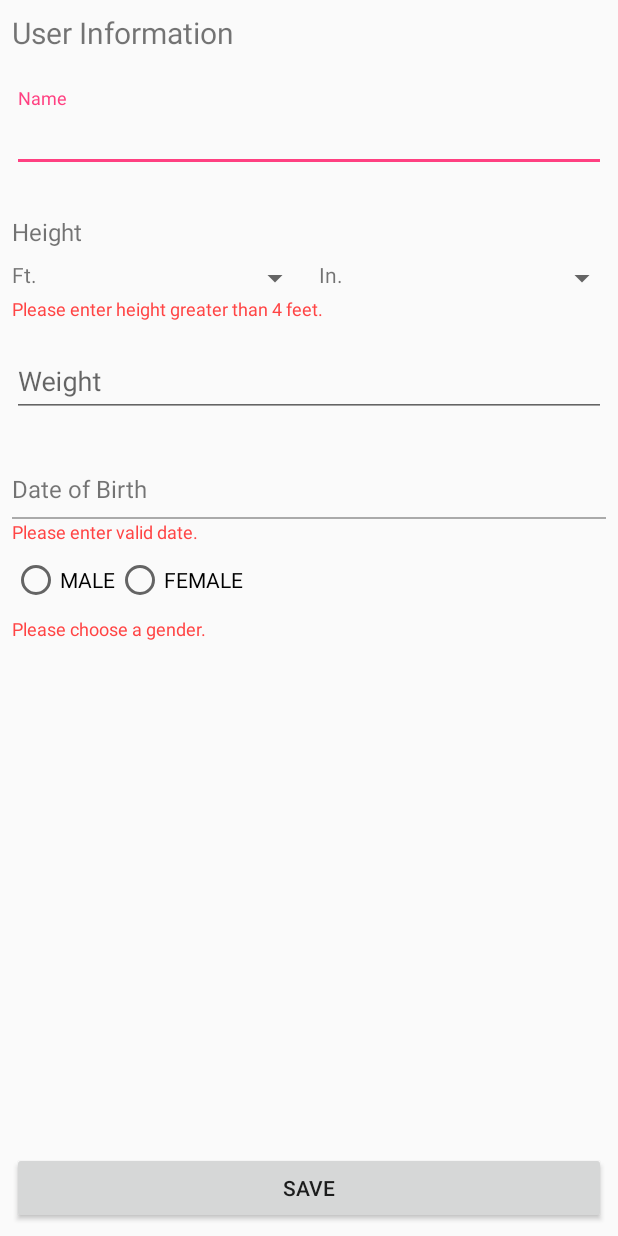
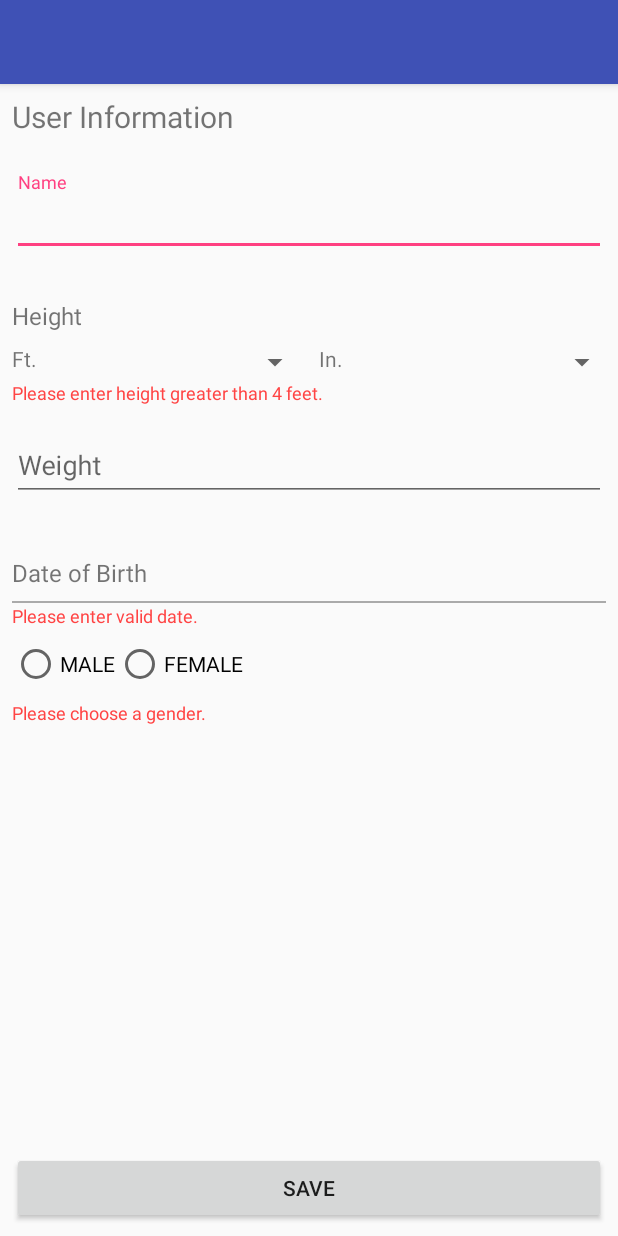
Before and after one commit to mmldm813/Capstone, an Android app: the layout user_info_layout.xml on its own in the app's theme, with its tools: preview values and no code run, on a phone screen of 412 x 824 dp. Run offline under Robolectric (Android 15) with nearby library versions, the phone set to English and light mode, and no system bars.

Commit message:
Toolbar added to UserInfo Activity and action bar removed from styles

```diff
--- a/app/src/main/java/com/example/android/capstone/userinfo/UserInfoActivity.java
+++ b/app/src/main/java/com/example/android/capstone/userinfo/UserInfoActivity.java
@@ -10,6 +10,7 @@ import android.support.annotation.Nullable;
 import android.support.design.widget.TextInputEditText;
 import android.support.design.widget.TextInputLayout;
 import android.support.v7.app.AppCompatActivity;
+import android.support.v7.widget.Toolbar;
 import android.view.View;
 import android.widget.AdapterView;
 import android.widget.ArrayAdapter;
@@ -62,6 +63,9 @@ public class UserInfoActivity extends AppCompatActivity {
     protected void onCreate(Bundle savedInstanceState) {
         super.onCreate(savedInstanceState);
         setContentView(R.layout.user_info_layout);
+
+        Toolbar toolbar=findViewById(R.id.toolbar);
+        setSupportActionBar(toolbar);
 
         db = AppDatabase.getInstance(getApplicationContext());
         findViews();
--- a/app/src/main/res/layout/user_info_layout.xml
+++ b/app/src/main/res/layout/user_info_layout.xml
@@ -6,6 +6,15 @@
     android:layout_height="match_parent"
     android:orientation="vertical"
     tools:context=".userinfo.UserInfoActivity">
+
+    <android.support.v7.widget.Toolbar
+        android:id="@+id/toolbar"
+        android:layout_width="match_parent"
+        android:layout_height="?attr/actionBarSize"
+        android:background="?attr/colorPrimary"
+        android:elevation="4dp"
+        android:theme="@style/ThemeOverlay.AppCompat.ActionBar"
+        app:popupTheme="@style/ThemeOverlay.AppCompat.Light"/>
 
     <TextView
         android:id="@+id/title_personal_info"
@@ -52,14 +61,14 @@
         <TextView
             android:layout_width="wrap_content"
             android:layout_height="wrap_content"
-            android:layout_marginLeft="8dp"
+            android:layout_marginStart="8dp"
             android:text="@string/ft" />
 
         <Spinner
             android:id="@+id/feet"
             android:layout_width="wrap_content"
             android:layout_height="wrap_content"
-            android:layout_marginLeft="5dp"
+            android:layout_marginStart="5dp"
             android:layout_weight="1">
 
         </Spinner>
@@ -67,14 +76,14 @@
         <TextView
             android:layout_width="wrap_content"
             android:layout_height="wrap_content"
-            android:layout_marginLeft="5dp"
+            android:layout_marginStart="5dp"
             android:text="@string/in" />
 
         <Spinner
             android:id="@+id/inches"
             android:layout_width="wrap_content"
             android:layout_height="wrap_content"
-            android:layout_marginLeft="5dp"
+            android:layout_marginStart="5dp"
             android:layout_weight="1">
 
         </Spinner>
@@ -88,7 +97,7 @@
         android:text="@string/please_enter_height_greater_than_4_feet"
         android:textSize="12dp"
         android:textColor="@android:color/holo_red_light"
-        android:layout_marginLeft="8dp"
+        android:layout_marginStart="8dp"
         android:visibility="invisible"
         tools:visibility="visible"/>
 
@@ -132,7 +141,7 @@
         android:text="@string/please_enter_valid_date"
         android:textSize="12dp"
         android:textColor="@android:color/holo_red_light"
-        android:layout_marginLeft="8dp"
+        android:layout_marginStart="8dp"
         android:visibility="invisible"
         tools:visibility="visible"/>
 
@@ -164,7 +173,7 @@
         android:text="@string/please_choose_a_gender"
         android:textSize="12dp"
         android:textColor="@android:color/holo_red_light"
-        android:layout_marginLeft="8dp"
+        android:layout_marginStart="8dp"
         android:visibility="invisible"
         tools:visibility="visible"/>
 
--- a/app/src/main/res/values/styles.xml
+++ b/app/src/main/res/values/styles.xml
@@ -1,7 +1,7 @@
 <resources>
 
     <!-- Base application theme. -->
-    <style name="AppTheme" parent="Theme.AppCompat.Light.DarkActionBar">
+    <style name="AppTheme" parent="Theme.AppCompat.Light.NoActionBar">
         <!-- Customize your theme here. -->
         <item name="colorPrimary">@color/colorPrimary</item>
         <item name="colorPrimaryDark">@color/colorPrimaryDark</item>
```
Also changed, not shown: 1 other file.
